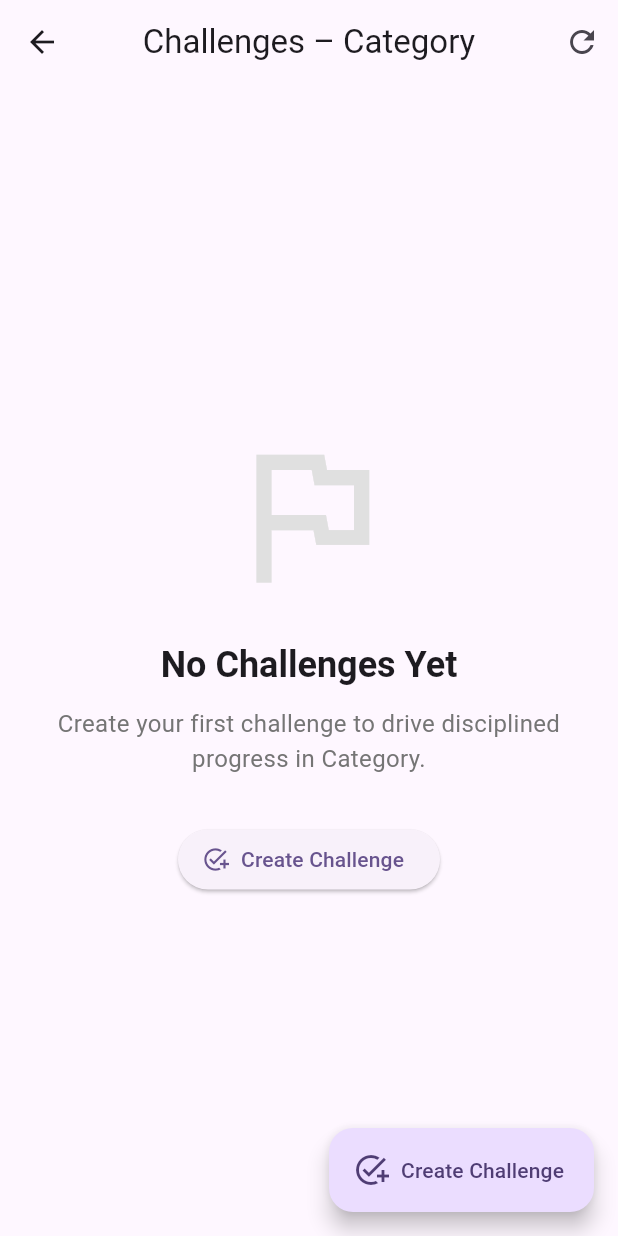
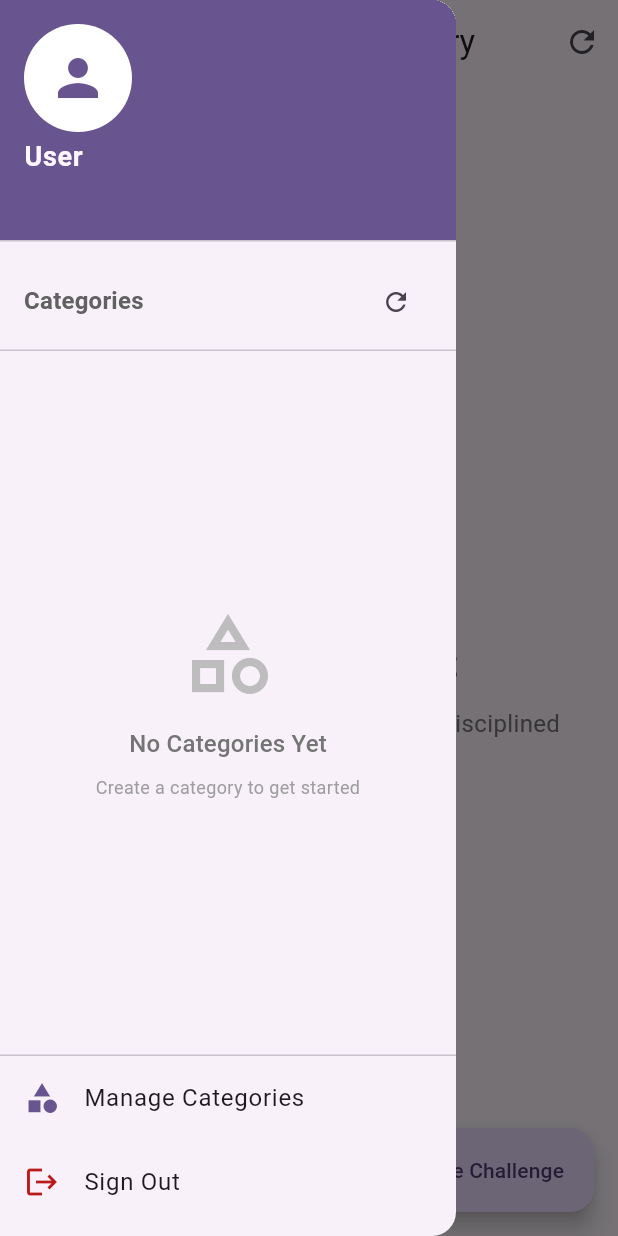
Before and after one commit to TehminaFatima/progress_tracking_app_2026, a Flutter app: the ChallengeListScreen screen opened by its route, with the side drawer open (before the commit the screen has no drawer), on a phone screen of 412 x 824 dp. Run offline on Flutter 3.47's test engine with Material 3 defaults, Android fonts, the phone set to English and light mode, and no system bars; our stand-ins replace get, supabase_flutter; accounts and stored records are empty.

Commit message:
switch category problem solved

```diff
--- a/lib/categories/controllers/category_controller.dart
+++ b/lib/categories/controllers/category_controller.dart
@@ -20,18 +20,37 @@ class CategoryController extends GetxController {
   @override
   void onInit() {
     super.onInit();
-    fetchCategories();
+    // Reset loading state on initialization
+    _isLoading.value = false;
+    print('📋 CategoryController: Initialized, isLoading: ${_isLoading.value}');
+  }
+
+  /// Initialize and fetch categories (call this after login)
+  Future<void> initialize() async {
+    print('📋 CategoryController: Manual initialize called');
+    await fetchCategories();
   }
 
   /// Fetch all categories from Supabase
   Future<void> fetchCategories() async {
+    print('📋 CategoryController: fetchCategories called, current isLoading: $_isLoading');
+
+    if (_isLoading.value) {
+      print('⚠️ CategoryController: Already loading, skipping duplicate fetch');
+      return;
+    }
+
     try {
+      print('📋 CategoryController: Starting to fetch categories...');
       _isLoading.value = true;
       _errorMessage.value = '';
 
       final fetchedCategories = await _categoryService.fetchCategories();
+      print('📋 CategoryController: Fetched ${fetchedCategories.length} categories');
       _categories.assignAll(fetchedCategories);
+      print('📋 CategoryController: Categories assigned to observable list');
     } on CategoryException catch (e) {
+      print('❌ CategoryController: CategoryException - ${e.message}');
       _errorMessage.value = e.message;
       Get.snackbar(
         'Error',
@@ -39,14 +58,16 @@ class CategoryController extends GetxController {
         snackPosition: SnackPosition.BOTTOM,
       );
     } catch (e) {
-      _errorMessage.value = 'Failed to load categories';
+      print('❌ CategoryController: Error - $e');
+      _errorMessage.value = 'Failed to load categories: $e';
       Get.snackbar(
         'Error',
-        'Failed to load categories',
+        'Failed to load categories: $e',
         snackPosition: SnackPosition.BOTTOM,
       );
     } finally {
       _isLoading.value = false;
+      print('📋 CategoryController: Fetch complete. Loading: false, Categories count: ${_categories.length}');
     }
   }
 
--- /dev/null
+++ b/lib/categories/screens/category_drawer.dart
@@ -0,0 +1,213 @@
+import 'package:flutter/material.dart';
+import 'package:get/get.dart';
+import '../controllers/category_controller.dart';
+import '../../challenges/screens/challenge_list_screen.dart';
+import '../../auth/controllers/auth_controller.dart';
+
+/// Drawer widget that displays categories and allows navigation to challenges
+class CategoryDrawer extends StatelessWidget {
+  const CategoryDrawer({super.key});
+
+  @override
+  Widget build(BuildContext context) {
+    final CategoryController categoryController = Get.put(CategoryController());
+    final AuthController authController = Get.find<AuthController>();
+
+    return Drawer(
+      child: Column(
+        children: [
+          // Drawer Header
+          Obx(() {
+            final user = authController.currentUser;
+            return UserAccountsDrawerHeader(
+              decoration: BoxDecoration(
+                color: Theme.of(context).colorScheme.primary,
+              ),
+              accountName: Text(
+                user?.fullName ?? 'User',
+                style: const TextStyle(
+                  fontSize: 18,
+                  fontWeight: FontWeight.bold,
+                ),
+              ),
+              accountEmail: Text(user?.email ?? ''),
+              currentAccountPicture: CircleAvatar(
+                backgroundColor: Colors.white,
+                child: Icon(
+                  Icons.person,
+                  size: 40,
+                  color: Theme.of(context).colorScheme.primary,
+                ),
+              ),
+            );
+          }),
+
+          // Categories Section
+          Padding(
+            padding: const EdgeInsets.symmetric(horizontal: 16, vertical: 8),
+            child: Row(
+              mainAxisAlignment: MainAxisAlignment.spaceBetween,
+              children: [
+                Text(
+                  'Categories',
+                  style: Theme.of(context).textTheme.titleMedium?.copyWith(
+                        fontWeight: FontWeight.bold,
+                        color: Colors.grey[700],
+                      ),
+                ),
+                IconButton(
+                  icon: const Icon(Icons.refresh, size: 20),
+                  onPressed: () => categoryController.fetchCategories(),
+                  tooltip: 'Refresh Categories',
+                ),
+              ],
+            ),
+          ),
+
+          const Divider(height: 1),
+
+          // Categories List
+          Expanded(
+            child: Obx(() {
+              if (categoryController.isLoading && !categoryController.hasCategories) {
+                return const Center(child: CircularProgressIndicator());
+              }
+
+              if (!categoryController.hasCategories) {
+                return Center(
+                  child: Padding(
+                    padding: const EdgeInsets.all(24),
+                    child: Column(
+                      mainAxisAlignment: MainAxisAlignment.center,
+                      children: [
+                        Icon(
+                          Icons.category_outlined,
+                          size: 64,
+                          color: Colors.grey[400],
+                        ),
+                        const SizedBox(height: 16),
+                        Text(
+                          'No Categories Yet',
+                          style: Theme.of(context).textTheme.titleMedium?.copyWith(
+                                color: Colors.grey[600],
+                              ),
+                        ),
+                        const SizedBox(height: 8),
+                        Text(
+                          'Create a category to get started',
+                          style: TextStyle(
+                            color: Colors.grey[500],
+                            fontSize: 12,
+                          ),
+                          textAlign: TextAlign.center,
+                        ),
+                      ],
+                    ),
+                  ),
+                );
+              }
+
+              return ListView.builder(
+                padding: const EdgeInsets.symmetric(vertical: 8),
+                itemCount: categoryController.categories.length,
+                itemBuilder: (context, index) {
+                  final category = categoryController.categories[index];
+
+                  return ListTile(
+                    leading: Container(
+                      padding: const EdgeInsets.all(8),
+                      decoration: BoxDecoration(
+                        color: Theme.of(context).colorScheme.primaryContainer,
+                        borderRadius: BorderRadius.circular(8),
+                      ),
+                      child: Icon(
+                        Icons.folder,
+                        color: Theme.of(context).colorScheme.primary,
+                        size: 24,
+                      ),
+                    ),
+                    title: Text(
+                      category.name,
+                      style: const TextStyle(
+                        fontWeight: FontWeight.w500,
+                      ),
+                    ),
+                    trailing: const Icon(Icons.arrow_forward_ios, size: 16),
+                    onTap: () {
+                      // Store category details before closing drawer
+                      final catId = category.id;
+                      final catName = category.name;
+
+                      // Close drawer first
+                      Navigator.of(context).pop();
+
+                      // Navigate to challenges for this category
+                      Get.to(
+                        () => ChallengeListScreen(
+                          categoryId: catId,
+                          categoryName: catName,
+                        ),
+                        preventDuplicates: false,
+                      );
+                    },
+                  );
+                },
+              );
+            }),
+          ),
+
+          const Divider(height: 1),
+
+          // Bottom Actions
+          ListTile(
+            leading: Icon(Icons.category, color: Theme.of(context).colorScheme.primary),
+            title: const Text('Manage Categories'),
+            onTap: () {
+              Navigator.of(context).pop();
+              Get.toNamed('/categories');
+            },
+          ),
+
+          ListTile(
+            leading: Icon(Icons.logout, color: Theme.of(context).colorScheme.error),
+            title: const Text('Sign Out'),
+            onTap: () {
+              Navigator.of(context).pop();
+              _showLogoutDialog(context, authController);
+            },
+          ),
+
+          const SizedBox(height: 8),
+        ],
+      ),
+    );
+  }
+
+  void _showLogoutDialog(BuildContext context, AuthController authController) {
+    showDialog(
+      context: context,
+      builder: (context) => AlertDialog(
+        title: const Text('Sign Out'),
+        content: const Text('Are you sure you want to sign out?'),
+        actions: [
+          TextButton(
+            onPressed: () => Navigator.of(context).pop(),
+            child: const Text('Cancel'),
+          ),
+          TextButton(
+            onPressed: () {
+              Navigator.of(context).pop();
+              authController.signOut().then((_) {
+                Get.offAllNamed('/login');
+              });
+            },
+            style: TextButton.styleFrom(
+              foregroundColor: Theme.of(context).colorScheme.error,
+            ),
+            child: const Text('Sign Out'),
+          ),
+        ],
+      ),
+    );
+  }
+}
--- a/lib/categories/services/category_service.dart
+++ b/lib/categories/services/category_service.dart
@@ -32,6 +32,8 @@ class CategoryService {
   Future<List<CategoryModel>> fetchCategories() async {
     try {
       final userId = currentUserId;
+      print('🔐 CategoryService: Current user ID: $userId');
+
       if (userId == null) {
         throw CategoryException(
           message: 'No authenticated user found',
@@ -39,16 +41,21 @@ class CategoryService {
         );
       }
 
+      print('🔍 CategoryService: Querying categories for user $userId...');
       final response = await _supabase
           .from('categories')
           .select()
           .eq('user_id', userId)
           .order('created_at', ascending: true);
 
-      return (response as List)
+      print('✅ CategoryService: Query successful. Response: $response');
+      final categories = (response as List)
           .map((json) => CategoryModel.fromJson(json))
           .toList();
+      print('✅ CategoryService: Parsed ${categories.length} categories');
+      return categories;
     } catch (e) {
+      print('❌ CategoryService: Error - $e');
       throw CategoryException(
         message: 'Failed to fetch categories: ${e.toString()}',
         code: 'fetch_error',
--- a/lib/challenges/screens/challenge_list_screen.dart
+++ b/lib/challenges/screens/challenge_list_screen.dart
@@ -3,6 +3,7 @@ import 'package:get/get.dart';
 import '../controllers/challenge_controller.dart';
 import '../models/challenge_model.dart';
 import 'add_edit_challenge_screen.dart';
+import '../../categories/screens/category_drawer.dart';
 
 class ChallengeListScreen extends StatefulWidget {
   final String categoryId;
@@ -19,18 +20,30 @@ class ChallengeListScreen extends StatefulWidget {
 }
 
 class _ChallengeListScreenState extends State<ChallengeListScreen> {
-  late ChallengeController _controller;
+  ChallengeController? _controller;
 
   @override
   void initState() {
     super.initState();
-    _controller = Get.put(ChallengeController());
-    _controller.fetchForCategory(widget.categoryId);
+    print('🎬 ChallengeListScreen: initState for category ${widget.categoryId} (${widget.categoryName})');
+    _controller = Get.find<ChallengeController>();
+    _controller!.fetchForCategory(widget.categoryId);
+  }
+
+  @override
+  void dispose() {
+    super.dispose();
   }
 
   @override
   Widget build(BuildContext context) {
     final primary = Theme.of(context).colorScheme.primary;
+
+    if (_controller == null) {
+      return const Scaffold(
+        body: Center(child: CircularProgressIndicator()),
+      );
+    }
 
     return Scaffold(
       appBar: AppBar(
@@ -38,24 +51,27 @@ class _ChallengeListScreenState extends State<ChallengeListScreen> {
         actions: [
           IconButton(
             icon: const Icon(Icons.refresh),
-            onPressed: () => _controller.refresh(),
+            onPressed: () {
+              _controller!.refresh();
+            },
           )
         ],
       ),
+      drawer: const CategoryDrawer(),
       body: Obx(() {
-        if (_controller.isLoading && !_controller.hasChallenges) {
+        if (_controller!.isLoading && !_controller!.hasChallenges) {
           return const Center(child: CircularProgressIndicator());
         }
-        if (!_controller.hasChallenges) {
+        if (!_controller!.hasChallenges) {
           return _emptyState(context);
         }
         return RefreshIndicator(
-          onRefresh: () => _controller.refresh(),
+          onRefresh: () async => await _controller!.refresh(),
           child: ListView.builder(
             padding: const EdgeInsets.all(16),
-            itemCount: _controller.challenges.length,
+            itemCount: _controller!.challenges.length,
             itemBuilder: (context, index) {
-              final challenge = _controller.challenges[index];
+              final challenge = _controller!.challenges[index];
               return _ChallengeCard(
                 challenge: challenge,
                 primaryColor: primary,
@@ -66,7 +82,7 @@ class _ChallengeListScreenState extends State<ChallengeListScreen> {
                       ));
                 },
                 onDelete: () {
-                  _confirmDelete(context, _controller, challenge);
+                  _confirmDelete(context, _controller!, challenge);
                 },
               );
             },
@@ -126,7 +142,7 @@ class _ChallengeListScreenState extends State<ChallengeListScreen> {
           TextButton(
             onPressed: () {
               Get.back();
-              controller.delete(challenge.id);
+              controller.deleteChallenge(challenge.id);
             },
             style: TextButton.styleFrom(foregroundColor: Colors.red),
             child: const Text('Delete'),
--- a/lib/main.dart
+++ b/lib/main.dart
@@ -2,6 +2,8 @@ import 'package:flutter/material.dart';
 import 'package:get/get.dart';
 import 'package:supabase_flutter/supabase_flutter.dart';
 import 'auth/controllers/auth_controller.dart';
+import 'challenges/controllers/challenge_controller.dart';
+import 'categories/controllers/category_controller.dart';
 import 'auth/screens/splash_screen.dart';
 import 'auth/screens/login_screen.dart';
 import 'auth/screens/register_screen.dart';
@@ -10,6 +12,7 @@ import 'categories/screens/categories_screen.dart';
 import 'categories/screens/add_edit_category_screen.dart';
 import 'challenges/screens/challenge_list_screen.dart';
 import 'challenges/screens/add_edit_challenge_screen.dart';
+import 'categories/screens/category_drawer.dart';
 
 void main() async {
   WidgetsFlutterBinding.ensureInitialized();
@@ -19,6 +22,11 @@ void main() async {
     anonKey: 'sb_publishable_tmOEMxEpUN-b3Q3OSJUSnQ_If8l3bLL',
   );
 
+  // Initialize controllers BEFORE running the app
+  Get.put(AuthController());
+  Get.put(CategoryController(), permanent: true);
+  Get.put(ChallengeController(), permanent: true);
+
   runApp(const MyApp());
 }
 
@@ -27,9 +35,6 @@ class MyApp extends StatelessWidget {
 
   @override
   Widget build(BuildContext context) {
-    // Initialize AuthController
-    Get.put(AuthController());
-
     return GetMaterialApp(
       title: 'Progress Tracking App 2026',
       theme: ThemeData(
@@ -96,6 +101,7 @@ class DashboardScreen extends StatelessWidget {
           ),
         ],
       ),
+      drawer: const CategoryDrawer(),
       body: Obx(() {
         final user = authController.currentUser;
 
```
Also changed, not shown: lib/auth/screens/splash_screen.dart (+9 -7 lines), lib/categories/screens/add_edit_category_screen.dart (+19 -1 lines), lib/categories/screens/categories_screen.dart (+82 -11 lines), lib/challenges/controllers/challenge_controller.dart (+99 -10 lines), lib/challenges/services/challenge_service.dart (+9 -1 lines).
